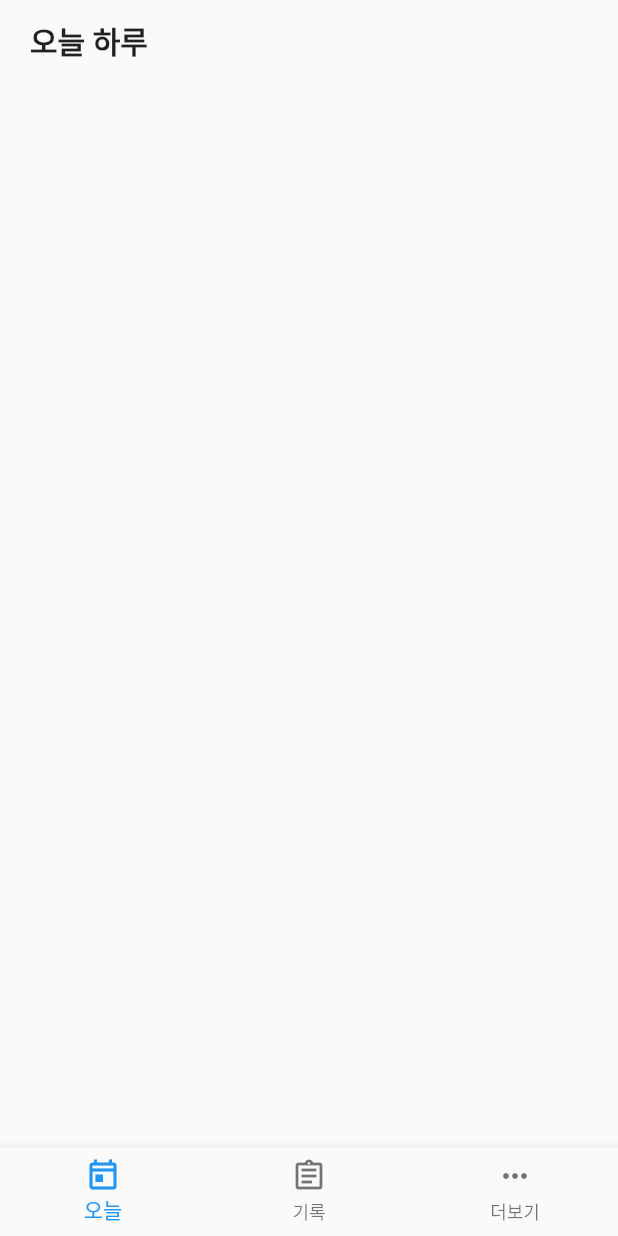
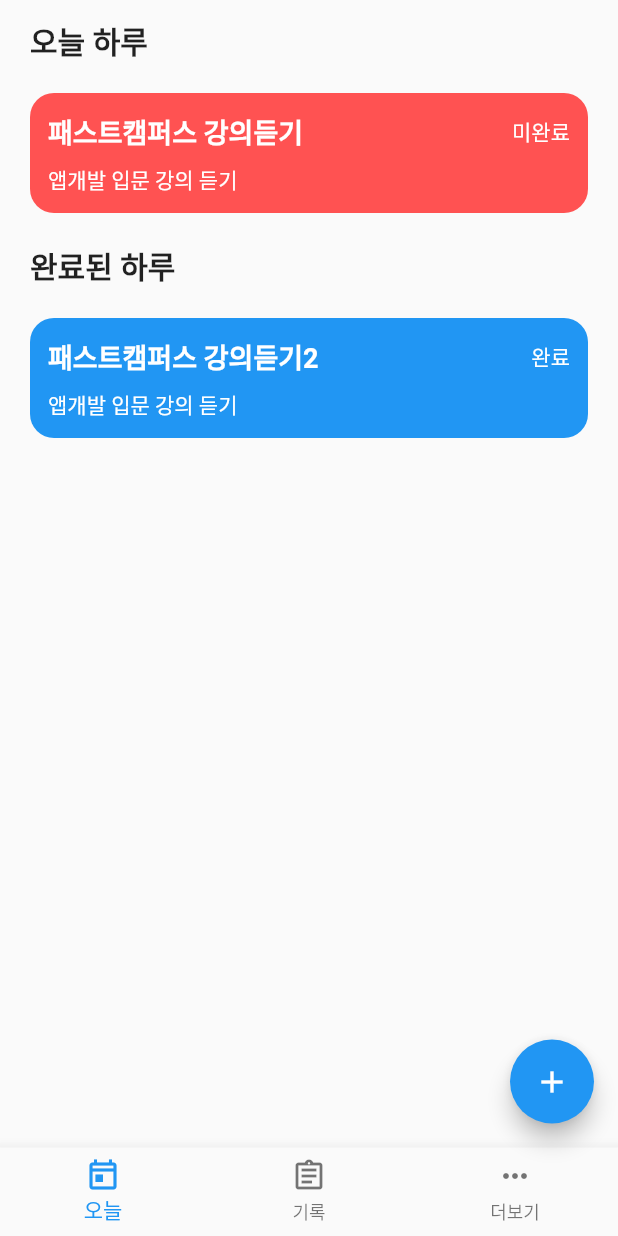
Before and after one commit to Gandarlpu/Flutter_Practice, a Flutter app: the screen it shows after launch, on a phone screen of 412 x 824 dp. Run offline on Flutter 3.47's test engine with Material 2 defaults, Android fonts, the phone set to English and light mode, and no system bars.

```diff
--- a/lib/main.dart
+++ b/lib/main.dart
@@ -1,3 +1,5 @@
+import 'package:fastcampus_diary/data/utils.dart';
+import 'package:fastcampus_diary/write.dart';
 import 'package:flutter/material.dart';
 
 import 'data/todo.dart';
@@ -35,9 +37,24 @@ class _MyHomePageState extends State<MyHomePage> {
 
   // 여러개를 담는 List를 통해 idx(할일)이 1이상일 때
   // 무엇을 담냐면 todo.dart의 여러 정보들을 담아줌
-  List<Todo> todos = [];
-
-
+  List<Todo> todos = [
+    Todo(
+      title : "패스트캠퍼스 강의듣기",
+      memo : "앱개발 입문 강의 듣기",
+      color : Colors.redAccent.value,
+      done : 0,
+      category: "공부",
+      date : 20210709
+    ),
+    Todo(
+        title : "패스트캠퍼스 강의듣기2",
+        memo : "앱개발 입문 강의 듣기",
+        color : Colors.blue.value,
+        done : 1,
+        category: "공부",
+        date : 20210709
+    ),
+  ];
 
   @override
   void initState(){
@@ -50,19 +67,44 @@ class _MyHomePageState extends State<MyHomePage> {
       appBar: PreferredSize(child : AppBar(),
         preferredSize: Size.fromHeight(0),
       ),
+      floatingActionButton: FloatingActionButton(
+        child : Icon(Icons.add , color : Colors.white,),
+        onPressed: () async {
+          // 화면 이동을 해야 합니다.
+          Todo todo = await Navigator.of(context).push(
+            MaterialPageRoute(builder: (ctx) => TodoWritePage(todo : Todo(
+              title: "",
+              color : 0,
+              memo : "",
+              done: 0,
+              category: "",
+              date: Utils.getFormatTime(DateTime.now())
+            ))));
+
+          setState(() {
+            todos.add(todo);
+          });
+
+        },
+      ),
       body: ListView.builder(
         itemBuilder: (ctx , idx){
+
           if(idx == 0){
             return Container(
               child : const Text("오늘 하루" , style : TextStyle(fontSize: 20 , fontWeight: FontWeight.bold),),
               margin : const EdgeInsets.symmetric(vertical: 12 , horizontal: 20),
             );
           }else if(idx == 1){
+
+            List<Todo> undone = todos.where((t){
+              return t.done == 0;
+            }).toList();
+
             return Container(
                 child : Column(
-                  children: List.generate(todos.length, (_idx){
-                      // todos의 갯수 인덱스만큼 출력
-                      Todo t = todos[_idx];
+                    children: List.generate(undone.length, (_idx){
+                      Todo t = undone[_idx];
 
                       return Container(
                           decoration: BoxDecoration(
@@ -72,10 +114,51 @@ class _MyHomePageState extends State<MyHomePage> {
                           padding : const EdgeInsets.symmetric(vertical: 12, horizontal: 12),
                           margin : const EdgeInsets.symmetric(vertical: 8, horizontal: 20),
                           child : Column(
-                          // 각 줄은 중앙 정렬로 기본 셋팅되어잇음
                             crossAxisAlignment: CrossAxisAlignment.start,
-                          //Column의 경우 행이 들어가는데 행에 대한 얼라이먼트가 아닌 행의 열이 시작으로 되던지 가운데인지를
-                          // 크로스 얼라이언트를 통해 설정
+
+                            children: [
+                              Row(
+                                mainAxisAlignment: MainAxisAlignment.spaceBetween,
+                                children: [
+                                  Text(t.title , style: const TextStyle(fontSize: 18, color : Colors.white , fontWeight: FontWeight.bold),),
+                                  Text(t.done == 0 ? "미완료" : "완료" , style: const TextStyle(color : Colors.white),)
+                                ],
+                              ),
+                              Container(height: 8), // 여백
+                              Text(t.memo , style: const TextStyle(color : Colors.white),)
+                            ],
+                          )
+                      );
+                    }
+                    )
+                )
+            );
+          }
+          else if(idx == 2){
+            return Container(
+              child : const Text("완료된 하루" , style : TextStyle(fontSize: 20 , fontWeight: FontWeight.bold),),
+              margin : const EdgeInsets.symmetric(vertical: 12 , horizontal: 20),
+            );
+          }else if(idx == 3){
+
+            List<Todo> done = todos.where((t){
+              return t.done == 1;
+            }).toList();
+
+            return Container(
+                child : Column(
+                    children: List.generate(done.length, (_idx){
+                      Todo t = done[_idx];
+
+                      return Container(
+                          decoration: BoxDecoration(
+                              color : Color(t.color),
+                              borderRadius: BorderRadius.circular(16)
+                          ),
+                          padding : const EdgeInsets.symmetric(vertical: 12, horizontal: 12),
+                          margin : const EdgeInsets.symmetric(vertical: 8, horizontal: 20),
+                          child : Column(
+                            crossAxisAlignment: CrossAxisAlignment.start,
 
                             children: [
                               Row(
```
Also changed, not shown: lib/write.dart (added, +162 -0 lines). Lines whose indentation alone changed are shown as unchanged.
